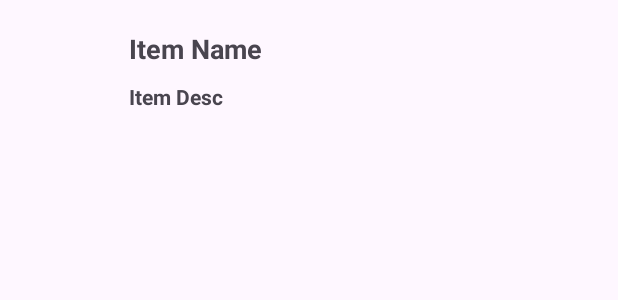
After one commit to yudhistira24ti/tie-mobile, an Android app: the layout item_message.xml on its own in the app's theme, with its tools: preview values and no code run, on a phone screen of 412 x 824 dp. The commit adds this screen. Shown: the top 300 px of the screen. Run offline under Robolectric (Android 15) with nearby library versions, the phone set to English and light mode, and no system bars.

Commit message:
Pertemuan 10 ListView (Custom Adapter)

```diff
--- a/app/build.gradle.kts
+++ b/app/build.gradle.kts
@@ -45,4 +45,7 @@ dependencies {
     testImplementation(libs.junit)
     androidTestImplementation(libs.androidx.espresso.core)
     androidTestImplementation(libs.androidx.junit)
+
+    implementation ("com.github.bumptech.glide:glide:5.0.9")
+    annotationProcessor ("com.github.bumptech.glide:compiler:5.0.9")
 }
--- /dev/null
+++ b/app/src/main/res/layout/item_message.xml
@@ -0,0 +1,42 @@
+<?xml version="1.0" encoding="utf-8"?>
+<androidx.constraintlayout.widget.ConstraintLayout xmlns:android="http://schemas.android.com/apk/res/android"
+    xmlns:app="http://schemas.android.com/apk/res-auto"
+    xmlns:tools="http://schemas.android.com/tools"
+    android:layout_width="match_parent"
+    android:layout_height="wrap_content"
+    android:orientation="horizontal"
+    android:padding="20dp">
+
+    <ImageView
+        android:id="@+id/avatarImg"
+        android:layout_width="50dp"
+        android:layout_height="50dp"
+        android:contentDescription="Image"
+        android:scaleType="centerCrop"
+        app:layout_constraintStart_toStartOf="parent"
+        app:layout_constraintTop_toTopOf="parent" />
+
+    <TextView
+        android:id="@+id/textSender"
+        android:layout_width="wrap_content"
+        android:layout_height="wrap_content"
+        android:layout_marginStart="16dp"
+        android:text="Item Name"
+        android:textSize="18sp"
+        android:textStyle="bold"
+        app:layout_constraintStart_toEndOf="@+id/avatarImg"
+        app:layout_constraintTop_toTopOf="parent" />
+
+    <TextView
+        android:id="@+id/textMessage"
+        android:layout_width="wrap_content"
+        android:layout_height="wrap_content"
+        android:layout_marginStart="16dp"
+        android:layout_marginTop="10dp"
+        android:text="Item Desc"
+        android:textSize="14sp"
+        android:textStyle="bold"
+        app:layout_constraintStart_toEndOf="@+id/avatarImg"
+        app:layout_constraintTop_toBottomOf="@+id/textSender" />
+
+</androidx.constraintlayout.widget.ConstraintLayout>
```
Also changed, not shown: app/src/main/java/com/example/pertemuan/Message/MessageAdapter.kt (added, +43 -0 lines), app/src/main/java/com/example/pertemuan/Message/MessageFragment.kt (+18 -3 lines), app/src/main/java/com/example/pertemuan/Message/MessageModel.kt (added, +7 -0 lines), app/src/main/res/layout/fragment_message.xml (+20 -11 lines).
